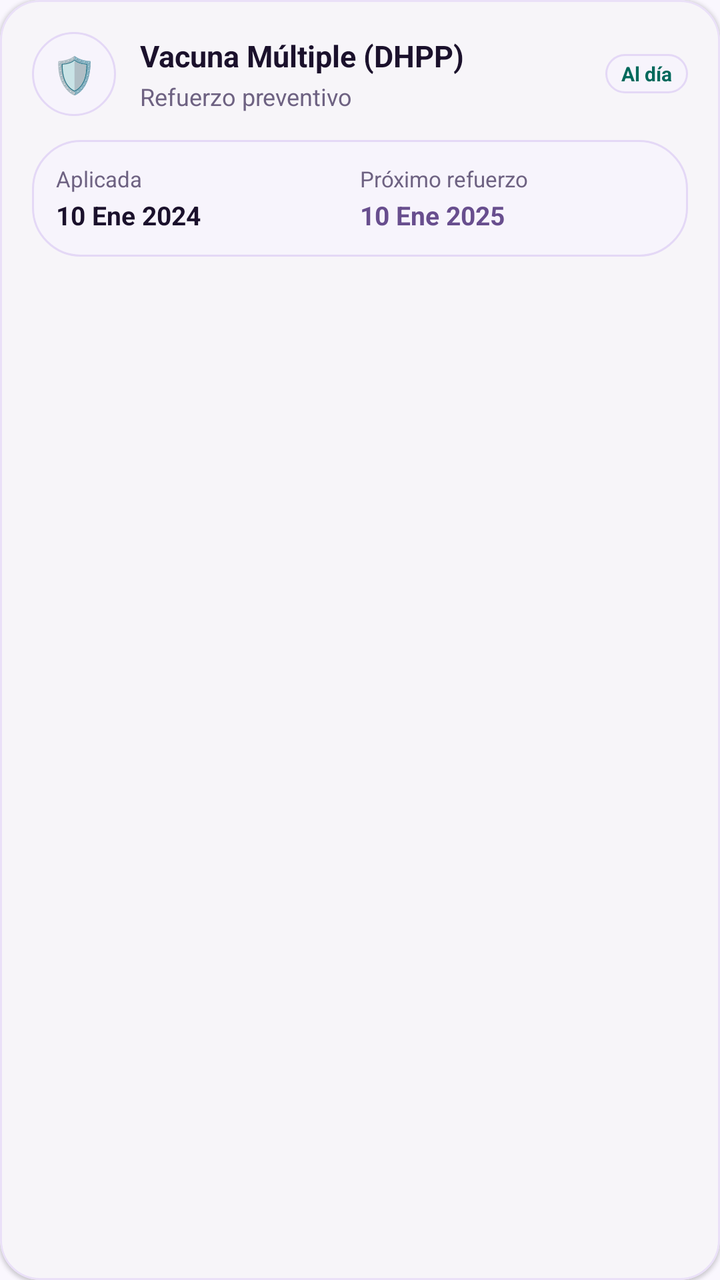
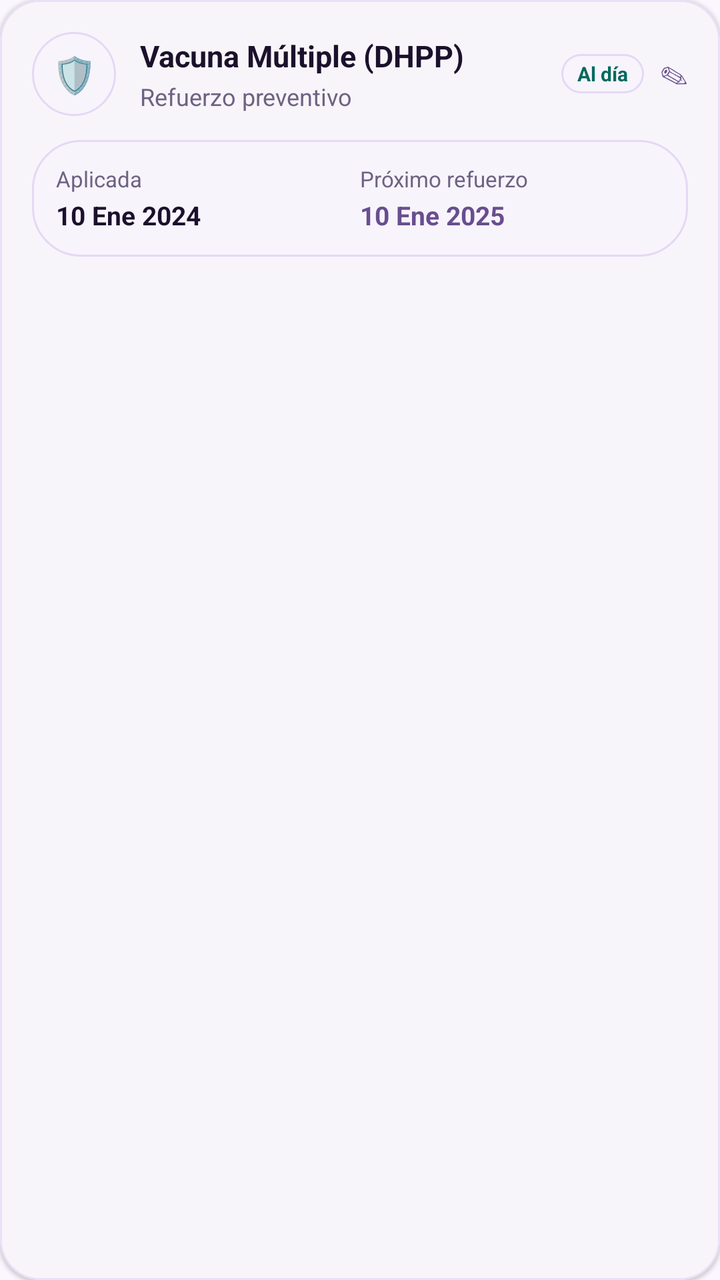

Before-and-after screenshots of an Android layout around one commit, followed by the original layout XML and the change that was made.
<!-- AndroidManifest.xml: application theme Theme.Yolka -->
<!-- res/layout/item_vaccine_card.xml -->
<?xml version="1.0" encoding="utf-8"?>
<com.google.android.material.card.MaterialCardView xmlns:android="http://schemas.android.com/apk/res/android"
    xmlns:app="http://schemas.android.com/apk/res-auto"
    android:layout_width="match_parent"
    android:layout_height="wrap_content"
    android:layout_marginBottom="12dp"
    app:cardBackgroundColor="@color/yolka_surface"
    app:cardCornerRadius="20dp"
    app:cardElevation="1dp"
    app:strokeColor="@color/yolka_card_stroke"
    app:strokeWidth="1dp">

    <LinearLayout
        android:layout_width="match_parent"
        android:layout_height="wrap_content"
        android:orientation="vertical"
        android:padding="16dp">

        <LinearLayout
            android:layout_width="match_parent"
            android:layout_height="wrap_content"
            android:gravity="center_vertical"
            android:orientation="horizontal">

            <TextView
                android:layout_width="42dp"
                android:layout_height="42dp"
                android:background="@drawable/bg_pill_input"
                android:gravity="center"
                android:text="🛡️"
                android:textSize="18sp" />

            <LinearLayout
                android:layout_width="0dp"
                android:layout_height="wrap_content"
                android:layout_marginStart="12dp"
                android:layout_weight="1"
                android:orientation="vertical">

                <TextView
                    android:id="@+id/tvVaccineName"
                    android:layout_width="wrap_content"
                    android:layout_height="wrap_content"
                    android:text="Vacuna Múltiple (DHPP)"
                    android:textColor="@color/yolka_text_primary"
                    android:textSize="15sp"
                    android:textStyle="bold" />

                <TextView
                    android:id="@+id/tvVaccineNotes"
                    android:layout_width="wrap_content"
                    android:layout_height="wrap_content"
                    android:layout_marginTop="2dp"
                    android:text="Refuerzo preventivo"
                    android:textColor="@color/yolka_text_secondary"
                    android:textSize="12sp" />
            </LinearLayout>

            <TextView
                android:id="@+id/tvVaccineStatusChip"
                android:layout_width="wrap_content"
                android:layout_height="wrap_content"
                android:background="@drawable/bg_pill_input"
                android:paddingStart="8dp"
                android:paddingTop="3dp"
                android:paddingEnd="8dp"
                android:paddingBottom="3dp"
                android:text="Al día"
                android:textColor="@color/badge_health_text"
                android:textSize="10sp"
                android:textStyle="bold" />
        </LinearLayout>

        <LinearLayout
            android:layout_width="match_parent"
            android:layout_height="wrap_content"
            android:layout_marginTop="12dp"
            android:background="@drawable/bg_pill_input"
            android:orientation="horizontal"
            android:padding="12dp"
            android:weightSum="2">

            <LinearLayout
                android:layout_width="0dp"
                android:layout_height="wrap_content"
                android:layout_weight="1"
                android:orientation="vertical">

                <TextView
                    android:layout_width="wrap_content"
                    android:layout_height="wrap_content"
                    android:text="Aplicada"
                    android:textColor="@color/yolka_text_secondary"
                    android:textSize="11sp" />

                <TextView
                    android:id="@+id/tvVaccineAppliedDate"
                    android:layout_width="wrap_content"
                    android:layout_height="wrap_content"
                    android:layout_marginTop="2dp"
                    android:text="10 Ene 2024"
                    android:textColor="@color/yolka_text_primary"
                    android:textSize="13sp"
                    android:textStyle="bold" />
            </LinearLayout>

            <LinearLayout
                android:layout_width="0dp"
                android:layout_height="wrap_content"
                android:layout_weight="1"
                android:orientation="vertical">

                <TextView
                    android:layout_width="wrap_content"
                    android:layout_height="wrap_content"
                    android:text="Próximo refuerzo"
                    android:textColor="@color/yolka_text_secondary"
                    android:textSize="11sp" />

                <TextView
                    android:id="@+id/tvVaccineNextDueDate"
                    android:layout_width="wrap_content"
                    android:layout_height="wrap_content"
                    android:layout_marginTop="2dp"
                    android:text="10 Ene 2025"
                    android:textColor="@color/yolka_primary_deep"
                    android:textSize="13sp"
                    android:textStyle="bold" />
            </LinearLayout>
        </LinearLayout>

    </LinearLayout>
</com.google.android.material.card.MaterialCardView>
<!-- resources referenced by this layout -->
<resources>
  <color name="badge_health_text">#00695C</color>
  <color name="yolka_card_stroke">#EAE0F8</color>
  <color name="yolka_primary_deep">#684E8E</color>
  <color name="yolka_surface">#FFFFFF</color>
  <color name="yolka_text_primary">#1B112C</color>
  <color name="yolka_text_secondary">#6E6282</color>
  <!-- drawable bg_pill_input (drawable) -->
  <?xml version="1.0" encoding="utf-8"?>
  <shape xmlns:android="http://schemas.android.com/apk/res/android"
      android:shape="rectangle">
      <solid android:color="@color/yolka_input_bg"/>
      <stroke android:width="1dp" android:color="@color/yolka_input_stroke"/>
      <corners android:radius="24dp"/>
  </shape>
  <style name="Theme.Yolka" parent="Theme.Material3.DayNight.NoActionBar">
          <item name="colorPrimary">@color/yolka_primary_deep</item>
          <item name="colorOnPrimary">@color/yolka_on_primary_deep</item>
          <item name="colorPrimaryContainer">@color/yolka_primary</item>
          <item name="colorOnPrimaryContainer">@color/yolka_on_primary</item>
          <item name="colorSecondary">@color/yolka_secondary</item>
          <item name="android:windowBackground">@color/yolka_background</item>
          <item name="colorSurface">@color/yolka_surface</item>
          <item name="colorOnSurface">@color/yolka_text_primary</item>
          <item name="colorSurfaceVariant">@color/yolka_surface_variant</item>
          <item name="colorOnSurfaceVariant">@color/yolka_text_secondary</item>
          <item name="android:statusBarColor">@color/yolka_background</item>
          <item name="android:navigationBarColor">@color/yolka_bottom_nav_bg</item>
          <item name="android:windowLightStatusBar">true</item>
      </style>
  <color name="yolka_input_bg">#F7F4FC</color>
  <color name="yolka_input_stroke">#E4D8F6</color>
  <color name="yolka_on_primary_deep">#FFFFFF</color>
  <color name="yolka_primary">#C8B3FA</color>
  <color name="yolka_on_primary">#1E1136</color>
  <color name="yolka_secondary">#5A3E85</color>
  <color name="yolka_background">#FAF7FE</color>
  <color name="yolka_surface_variant">#F4EEFC</color>
  <color name="yolka_bottom_nav_bg">#F6F1FC</color>
</resources>

<!-- the commit's change to res/layout/item_vaccine_card.xml (unified diff, before → after) -->
@@ -4,6 +4,9 @@
     android:layout_width="match_parent"
     android:layout_height="wrap_content"
     android:layout_marginBottom="12dp"
+    android:clickable="true"
+    android:focusable="true"
+    android:foreground="?attr/selectableItemBackground"
     app:cardBackgroundColor="@color/yolka_surface"
     app:cardCornerRadius="20dp"
     app:cardElevation="1dp"
@@ -69,6 +72,14 @@
                 android:textColor="@color/badge_health_text"
                 android:textSize="10sp"
                 android:textStyle="bold" />
+
+            <TextView
+                android:layout_width="wrap_content"
+                android:layout_height="wrap_content"
+                android:layout_marginStart="8dp"
+                android:text="✎"
+                android:textColor="@color/yolka_primary_deep"
+                android:textSize="14sp" />
         </LinearLayout>
 
         <LinearLayout
